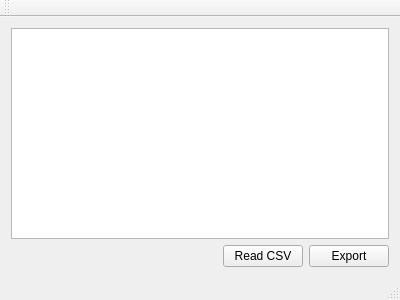
First picture: the form in mainwindow.ui, repository juanmcloaiza/BornAgainDataConverter, before the edit.
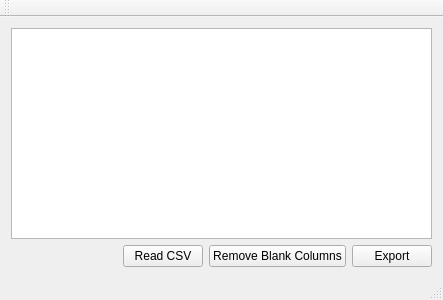
Second picture: the form after the edit.

Commit message: Ability to remove blank columns. Tested on gisas_test.int

The edit to the form file:
```diff
--- a/mainwindow.ui
+++ b/mainwindow.ui
@@ -6,7 +6,7 @@
    <rect>
     <x>0</x>
     <y>0</y>
-    <width>400</width>
+    <width>443</width>
     <height>300</height>
    </rect>
   </property>
@@ -35,6 +35,8 @@
           </property>
          </spacer>
         </item>
+       </layout>
+      </item>
         <item>
          <widget class="QPushButton" name="pushButton">
           <property name="text">
@@ -42,7 +44,12 @@
           </property>
          </widget>
         </item>
-       </layout>
+      <item>
+       <widget class="QPushButton" name="removeBlankColsButton">
+        <property name="text">
+         <string>Remove Blank Columns</string>
+        </property>
+       </widget>
       </item>
       <item>
        <widget class="QPushButton" name="pushButton2">
@@ -60,7 +67,7 @@
     <rect>
      <x>0</x>
      <y>0</y>
-     <width>400</width>
+     <width>443</width>
      <height>17</height>
     </rect>
    </property>
```
Lines whose indentation alone changed are shown as unchanged. The commit also changes 6 other files.
